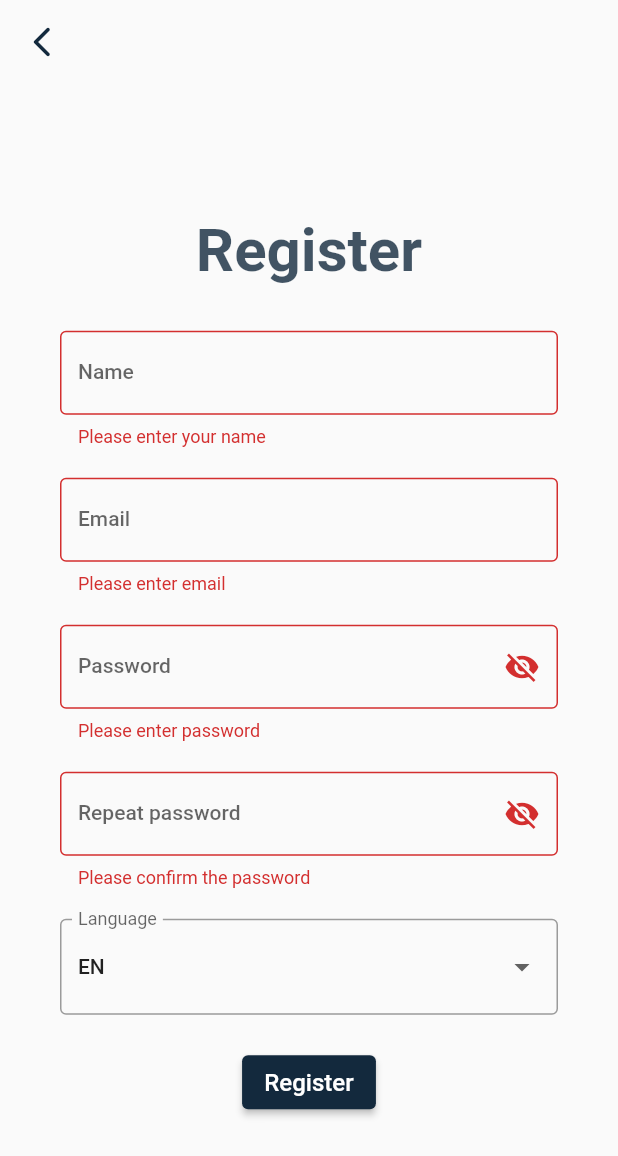
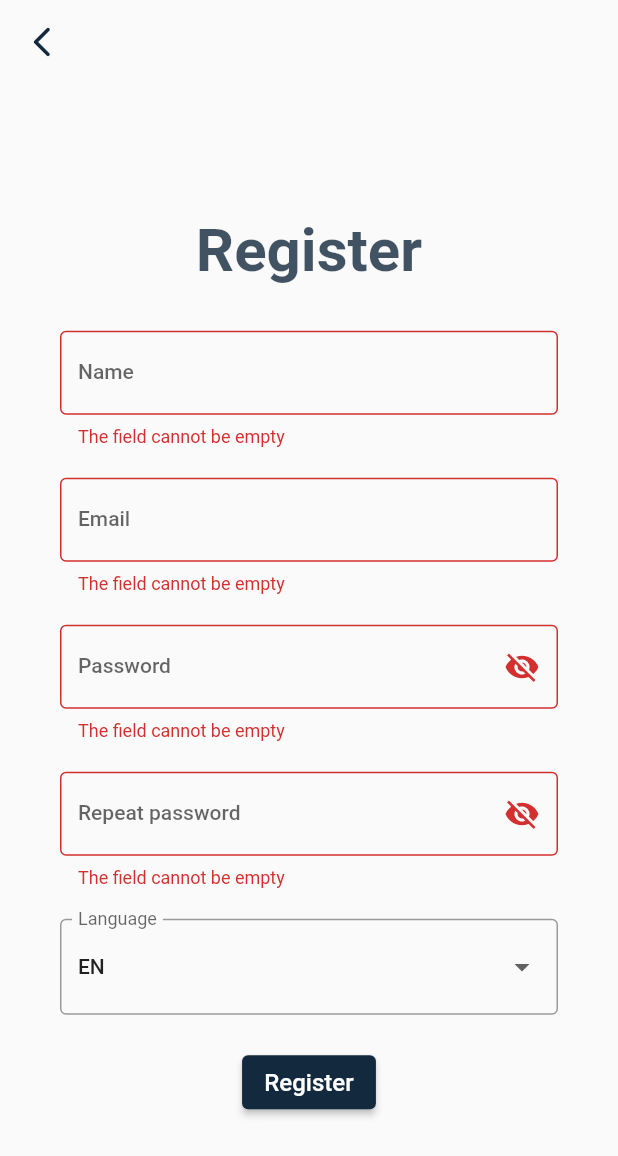
Before and after one commit to AitmaZh/speak-it-kz, a Flutter app: the RegisterScreen screen opened directly, after a tap on "Register", on a phone screen of 412 x 824 dp. Shown: the top 1156 px of the screen. Run offline on Flutter 3.47's test engine with Material 2 defaults, Android fonts, the phone set to English and light mode, and no system bars; our stand-ins replace flip_card, flutter_secure_storage, logger, percent_indicator, persistent_bottom_nav_bar; accounts and stored records are empty.

Commit message:
Registration done

```diff
--- a/lib/assets/my_colors.dart
+++ b/lib/assets/my_colors.dart
@@ -34,7 +34,7 @@ MaterialColor secondaryColor = MaterialColor(
   },
 );
 
-Color backgroundColor = const Color.fromRGBO(232, 241, 242, .1); // const Color.fromRGBO(232, 241, 242, 1)
+Color backgroundColor = const Color.fromRGBO(232, 241, 242, .3); // const Color.fromRGBO(232, 241, 242, 1)
 Color transparentColor = const Color(0x00000000);
 Color shadowColor = primaryColor.shade300;
 Color whiteColor = Colors.white;
--- a/lib/src/features/auth/presentation/screens/register_page.dart
+++ b/lib/src/features/auth/presentation/screens/register_page.dart
@@ -1,5 +1,8 @@
+import 'dart:convert';
+
 import 'package:flutter/material.dart';
 
+import 'package:http/http.dart' as http;
 import 'package:speak_it_kz/assets/my_colors.dart';
 import 'package:speak_it_kz/network_handler.dart';
 import 'package:speak_it_kz/src/features/auth/presentation/screens/profile_page.dart';
@@ -20,6 +23,13 @@ class _RegisterScreenState extends State<RegisterScreen> {
   TextEditingController emailController = TextEditingController();
   TextEditingController passwordController = TextEditingController();
   TextEditingController passwordController2 = TextEditingController();
+  String? languageController = "EN";
+
+  String errorText = 'The field cannot be empty';
+
+  String emailError = '';
+  bool validate = false;
+  bool circular = false;
 
   NetworkHandler networkHandler = NetworkHandler();
 
@@ -27,13 +37,25 @@ class _RegisterScreenState extends State<RegisterScreen> {
   String _emailValue = '';
   String _passwordValue = '';
   String _confirmationPasswordValue = '';
-  String _langValue = '';
+
+  late Language selectedLanguage;
+  List<Language> languages = <Language>[
+    Language('EN'),
+    Language('FR'),
+    Language('ES')
+  ];
 
   static List<String> langList = ['EN', 'FR', 'ES'];
   String dropdownValue = langList.first;
 
   @override
   Widget build(BuildContext context) {
+    // void Function(Language?)? onChanged = ((Language? newValue) {
+    //   setState(() {
+    //     selectedLanguage = newValue!;
+    //   });
+    // });
+
     return Scaffold(
       appBar: AppBar(
         leading: IconButton(
@@ -71,7 +93,7 @@ class _RegisterScreenState extends State<RegisterScreen> {
                       },
                       customValidator: (value) {
                         if (value == null || value.isEmpty) {
-                          return 'Please enter your name';
+                          return errorText;
                         }
 
                         if (value[0] == '1' ||
@@ -86,6 +108,7 @@ class _RegisterScreenState extends State<RegisterScreen> {
                             value[0] == '0') {
                           return 'The username cannot start with number';
                         }
+
                         return null;
                       },
                     ),
@@ -95,17 +118,31 @@ class _RegisterScreenState extends State<RegisterScreen> {
                       isObscured: false,
                       onChanged: (value) {
                         _emailValue = value;
+                        setState(() {
+                          emailError = '';
+                        });
                       },
                       customValidator: (value) {
                         if (value == null || value.isEmpty) {
-                          return 'Please enter email';
+                          setState(() {
+                            emailError = errorText;
+                          });
+                          return emailError;
                         }
 
                         if (!value.contains('@') ||
                             !value.contains('.') ||
                             value.length < 12) {
-                          return 'Input is invalid';
+                          setState(() {
+                            emailError = 'Input is invalid';
+                          });
+                          return emailError;
                         }
+
+                        if (emailError == 'Email address is already taken') {
+                          return 'Email address is already taken';
+                        }
+
                         return null;
                       },
                     ),
@@ -118,7 +155,7 @@ class _RegisterScreenState extends State<RegisterScreen> {
                       },
                       customValidator: (value) {
                         if (value == null || value.isEmpty) {
-                          return 'Please enter password';
+                          return errorText;
                         } else if (value.length < 8) {
                           return 'The length must be 8 characters or more';
                         }
@@ -134,7 +171,7 @@ class _RegisterScreenState extends State<RegisterScreen> {
                       },
                       customValidator: (value) {
                         if (value == null || value.isEmpty) {
-                          return 'Please confirm the password';
+                          return errorText;
                         }
                         if (_confirmationPasswordValue != _passwordValue) {
                           return "Inputs doesn't match";
@@ -163,7 +200,7 @@ class _RegisterScreenState extends State<RegisterScreen> {
                         onChanged: (String? value) {
                           // This is called when the user selects an item.
                           setState(() {
-                            dropdownValue = value!;
+                            languageController = value;
                           });
                         },
                         items: langList
@@ -175,8 +212,10 @@ class _RegisterScreenState extends State<RegisterScreen> {
                         }).toList(),
                       ),
                     ),
-                    CustomButton(
-                        onTap: _registerButtonPressed, text: 'Register'),
+                    circular
+                        ? CircularProgressIndicator()
+                        : CustomButton(
+                            onTap: _registerButtonPressed, text: 'Register'),
                   ],
                 ),
               ),
@@ -188,16 +227,64 @@ class _RegisterScreenState extends State<RegisterScreen> {
   }
 
   _registerButtonPressed() {
-    return (() {
+    return (() async {
+      setState(() {
+        circular = true;
+      });
       print('Register button pressed');
 
       if (_formKey.currentState!.validate()) {
-        networkHandler.get('');
-        print('Data validated successfully');
+        Map<String, String> data = {
+          "name": nameController.text,
+          "email": emailController.text,
+          "password": passwordController.text,
+          "role": "USER",
+          "language": "EN" // TODO: Make it changable
+        };
+        print(data);
 
-        Navigator.push(context,
-            MaterialPageRoute(builder: (context) => const ProfileScreen()));
+        // networkHandler.post('/auth/register', data);
+
+        //----------------s=
+
+        String url = "${networkHandler.baseUrl}/auth/register";
+        var response = await http.post(Uri.parse(url), body: data);
+        print(response.statusCode);
+        if (response.statusCode == 404) {
+          setState(() {
+            emailError = 'Email address is already taken';
+          });
+          _formKey.currentState!.validate();
+          print('The error text changed');
+          setState(() {
+            circular = false;
+          });
+        } else {
+          setState(() {
+            emailError = '';
+          });
+          print('Data validated successfully');
+
+          setState(() {
+            circular = false;
+          });
+
+          Navigator.push(context,
+              MaterialPageRoute(builder: (context) => const ProfileScreen()));
+        }
+        // ----------------
+
+        // checkUser(emailController.text);
+      } else {
+        setState(() {
+          circular = false;
+        });
       }
     });
   }
 }
+
+class Language {
+  Language(this.code);
+  final String code;
+}
--- a/lib/src/features/auth/presentation/widgets/auth_textfields.dart
+++ b/lib/src/features/auth/presentation/widgets/auth_textfields.dart
@@ -7,14 +7,15 @@ class AuthTextFormField extends StatefulWidget {
   late bool isObscured;
   void Function(String) onChanged;
   String? Function(String?) customValidator;
+  String errorText = '';
 
-  AuthTextFormField({
-    required this.textEditController,
-    required this.labelText,
-    required this.isObscured,
-    required this.onChanged,
-    required this.customValidator
-  });
+  AuthTextFormField(
+      {required this.textEditController,
+      required this.labelText,
+      required this.isObscured,
+      required this.onChanged,
+      required this.customValidator,
+      errorText});
 
   @override
   State<AuthTextFormField> createState() => _AuthTextFormFieldState();
@@ -51,6 +52,7 @@ class _AuthTextFormFieldState extends State<AuthTextFormField> {
         style: Theme.of(context).textTheme.bodyLarge,
         controller: widget.textEditController,
         decoration: InputDecoration(
+          errorText: (widget.errorText == '') ? null : widget.errorText,
           border: const OutlineInputBorder(),
           labelText: widget.labelText,
           suffixIcon: suffixIcon,
--- a/pubspec.yaml
+++ b/pubspec.yaml
@@ -38,6 +38,11 @@ dependencies:
   cupertino_icons: ^1.0.2
   persistent_bottom_nav_bar: ^5.0.2
   percent_indicator: ^4.2.3
+  flutter_secure_storage: ^8.0.0
+  flip_card: ^0.7.0
+  http: ^0.13.5
+  logger: ^1.3.0
+  dropdown_search: ^5.0.6
 
 dev_dependencies:
   flutter_test:
```
Also changed, not shown: lib/network_handler.dart (added, +37 -0 lines), pubspec.lock, 3 other files.
